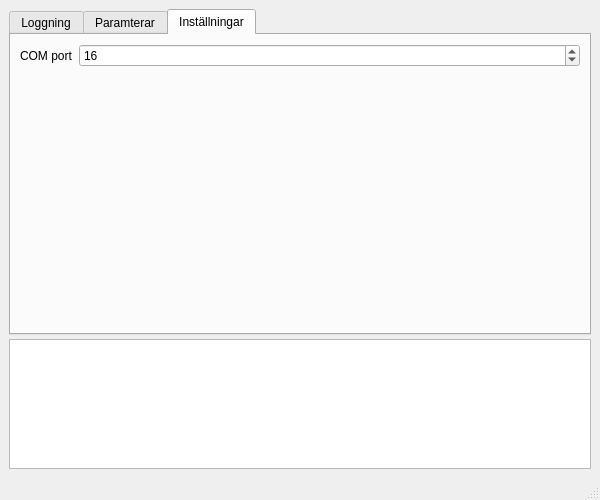
Above: AppUI.ui from Snoozerworks/pg-winch-pc before the change. Below: the same form after it.
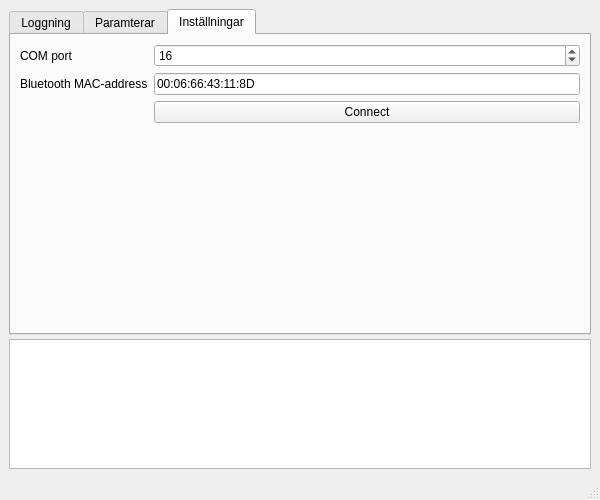
That is the form after the change. The open tabs and pages were chosen to show the change. Custom widgets are drawn as their Qt base class.

Diff of the .ui file:
```diff
--- a/AppUI.ui
+++ b/AppUI.ui
@@ -26,6 +26,9 @@
     </property>
     <item>
      <widget class="QTabWidget" name="tabWidget">
+      <property name="enabled">
+       <bool>true</bool>
+      </property>
       <property name="sizePolicy">
        <sizepolicy hsizetype="Expanding" vsizetype="Expanding">
         <horstretch>0</horstretch>
@@ -396,6 +399,9 @@
         <string>Inställningar</string>
        </attribute>
        <layout class="QFormLayout" name="formLayout_2">
+        <property name="fieldGrowthPolicy">
+         <enum>QFormLayout::AllNonFixedFieldsGrow</enum>
+        </property>
         <item row="0" column="0">
          <widget class="QLabel" name="label_2">
           <property name="text">
@@ -410,6 +416,27 @@
           </property>
          </widget>
         </item>
+        <item row="1" column="0">
+         <widget class="QLabel" name="label_4">
+          <property name="text">
+           <string>Bluetooth MAC-address</string>
+          </property>
+         </widget>
+        </item>
+        <item row="1" column="1">
+         <widget class="QLineEdit" name="lineEdit_btmac">
+          <property name="text">
+           <string>00:06:66:43:11:8D</string>
+          </property>
+         </widget>
+        </item>
+        <item row="2" column="1">
+         <widget class="QPushButton" name="btn_connect">
+          <property name="text">
+           <string>Connect</string>
+          </property>
+         </widget>
+        </item>
        </layout>
       </widget>
      </widget>
```
Left out of the diff: 67 changed lines with no effect on the pictures.
